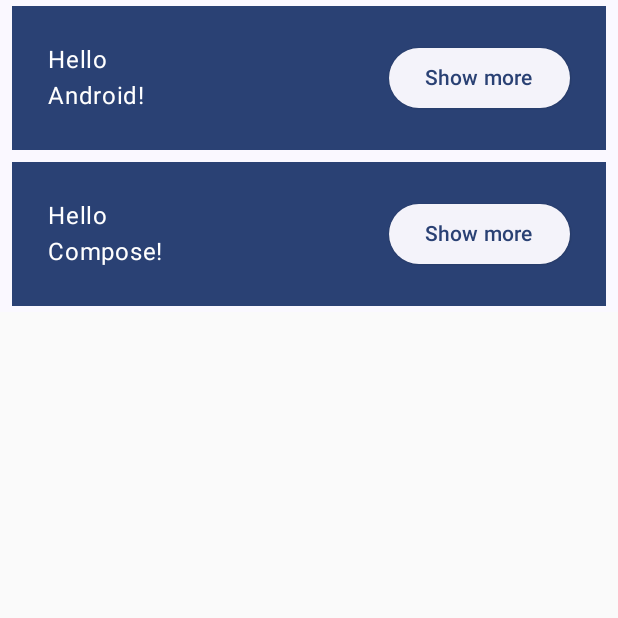
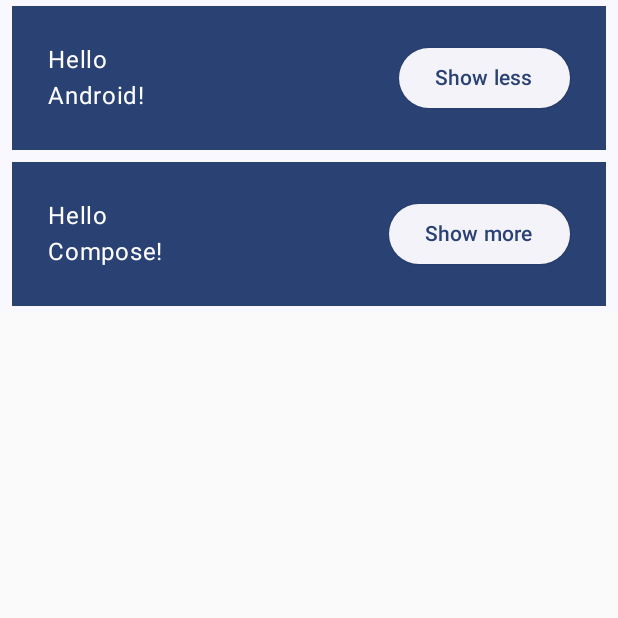
Before and after one commit to ArunYogeshwaran/Compose-Hands-On, an Android app built with Jetpack Compose: the screen it shows after launch (MainActivity), after a tap on "Show more", on a phone screen of 412 x 824 dp, the top half of it. Run offline under Robolectric (Android 15) with nearby library versions, the phone set to English and light mode, and no system bars.

Commit message:
Adding a mutable state and changing the button text accordingly

```diff
--- a/app/src/main/java/com/aruny/composetrials/MainActivity.kt
+++ b/app/src/main/java/com/aruny/composetrials/MainActivity.kt
@@ -9,6 +9,8 @@ import androidx.compose.material3.MaterialTheme
 import androidx.compose.material3.Surface
 import androidx.compose.material3.Text
 import androidx.compose.runtime.Composable
+import androidx.compose.runtime.mutableStateOf
+import androidx.compose.runtime.remember
 import androidx.compose.ui.Modifier
 import androidx.compose.ui.tooling.preview.Devices
 import androidx.compose.ui.tooling.preview.Preview
@@ -46,6 +48,9 @@ private fun MyApp(
 
 @Composable
 fun Greeting(name: String) {
+    val expanded = remember {
+        mutableStateOf(false)
+    }
     Surface(
         color = MaterialTheme.colorScheme.primary,
         modifier = Modifier.padding(vertical = 4.dp, horizontal = 8.dp)
@@ -57,8 +62,8 @@ fun Greeting(name: String) {
                 Text(text = "Hello")
                 Text(text = "$name!")
             }
-            ElevatedButton(onClick = { /*TODO*/ }) {
-                Text("Show more")
+            ElevatedButton(onClick = { expanded.value = !expanded.value }) {
+                Text(if  (expanded.value) "Show less" else "Show more")
             }
         }
     }
```
